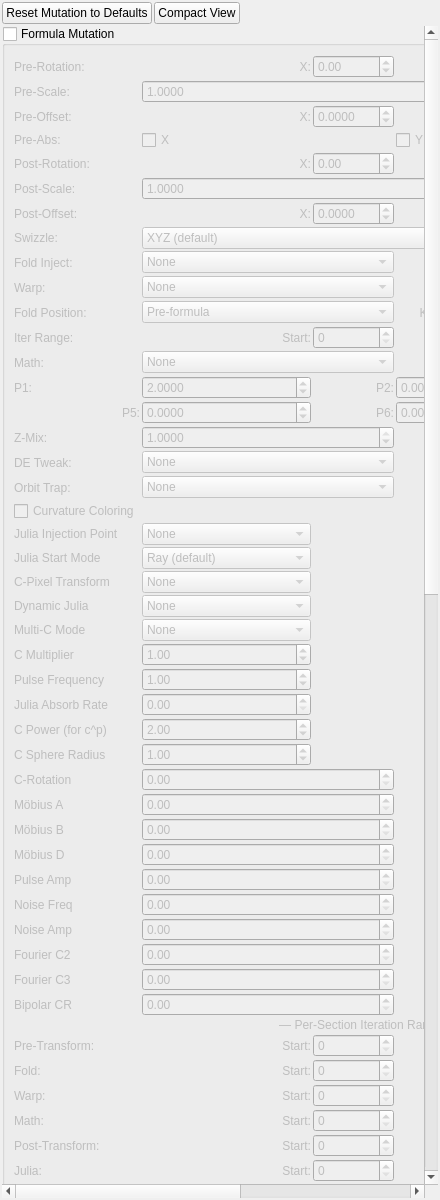
This is mandelbulber2/qt/dock_mutation_tab.ui in irinox-ctrl/mandelbulber2 as Qt 5 draws it before an edit. The edited form follows.
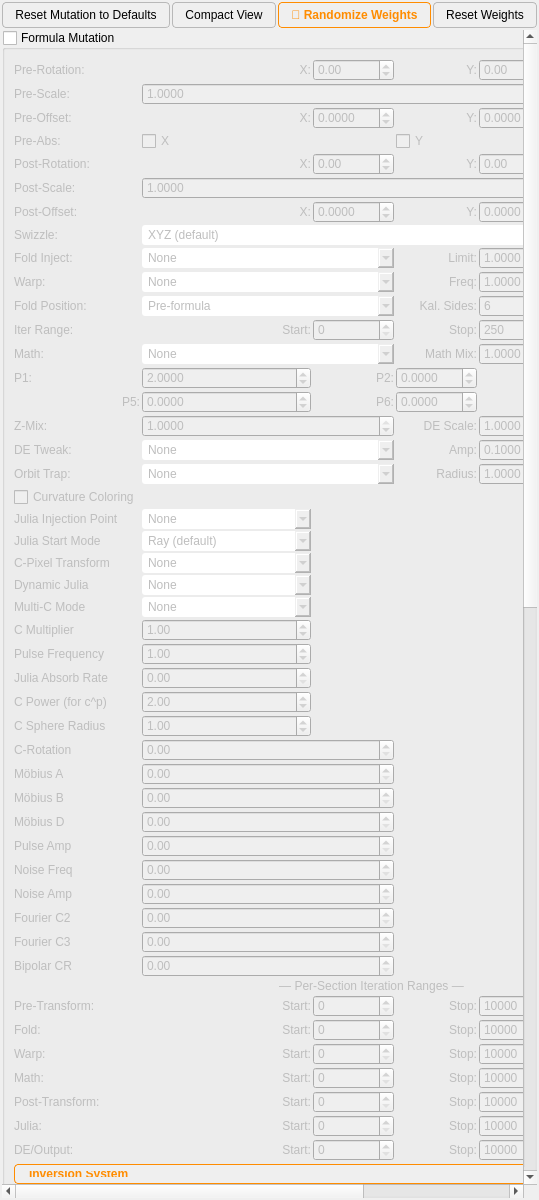
This is the edited form. Custom widgets are drawn as their Qt base class.

Commit message: feat(mutation): Randomize/Reset Weights buttons + professional dock styling

```diff
--- a/mandelbulber2/qt/dock_mutation_tab.ui
+++ b/mandelbulber2/qt/dock_mutation_tab.ui
@@ -2,6 +2,18 @@
 <ui version="4.0">
  <class>cDockMutationTab</class>
  <widget class="QWidget" name="cDockMutationTab">
+  <property name="styleSheet">
+   <string notr="true">QToolBox::tab { background: palette(button); border: 1px solid palette(mid); border-radius: 4px; padding: 6px 10px; margin: 1px 0px; font-weight: bold; }
+QToolBox::tab:selected { color: #FF8C00; border: 1px solid #FF8C00; }
+QToolBox::tab:hover { border: 1px solid #FFA94D; }
+QPushButton { border: 1px solid palette(mid); border-radius: 4px; padding: 5px 12px; }
+QPushButton:hover { border: 1px solid #FF8C00; color: #FF8C00; }
+QPushButton:pressed { background: rgba(255,140,0,70); }
+QPushButton:checked { border: 1px solid #FF8C00; color: #FF8C00; }
+QPushButton#pushButton_mutation_randomize_weights { border: 1px solid #FF8C00; color: #FF8C00; font-weight: bold; }
+QPushButton#pushButton_mutation_randomize_weights:hover { background: rgba(255,140,0,60); }
+QComboBox { border-radius: 3px; padding: 2px 6px; }</string>
+  </property>
   <property name="geometry">
    <rect>
     <x>0</x>
@@ -54,6 +66,26 @@
        </property>
       </widget>
      </item>
+     <item>
+      <widget class="QPushButton" name="pushButton_mutation_randomize_weights">
+       <property name="toolTip">
+        <string>Randomize every section and per-parameter weight on this fractal tab (master weight stays at full so the result stays visible)</string>
+       </property>
+       <property name="text">
+        <string>🎲 Randomize Weights</string>
+       </property>
+      </widget>
+     </item>
+     <item>
+      <widget class="QPushButton" name="pushButton_mutation_reset_weights">
+       <property name="toolTip">
+        <string>Reset all mutation weights on this fractal tab back to 1.0 (full effect)</string>
+       </property>
+       <property name="text">
+        <string>Reset Weights</string>
+       </property>
+      </widget>
+     </item>
      <item>
       <spacer name="horizontalSpacer_mutation_top">
        <property name="orientation">
```
The commit also changes 2 other files.
